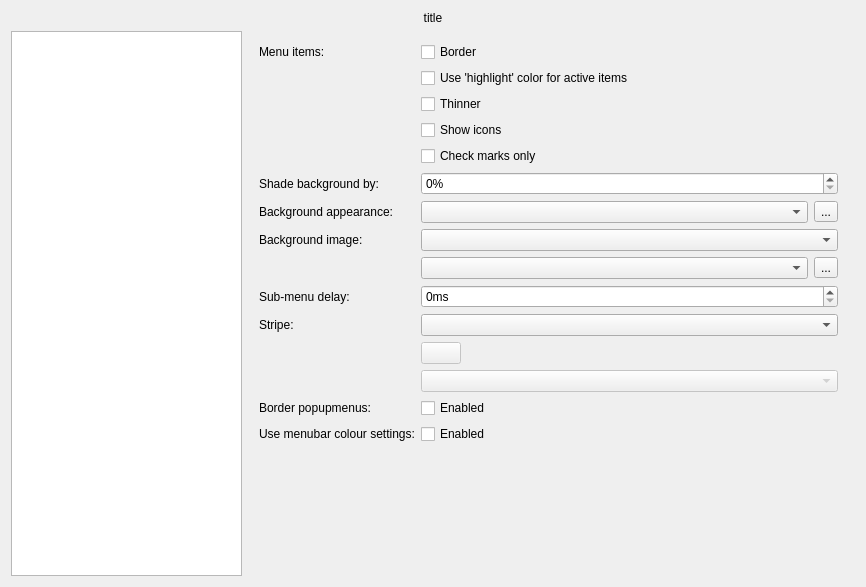
KDE/qtcurve, file qt5/config/qtcurveconfigbase.ui: the form before one commit.
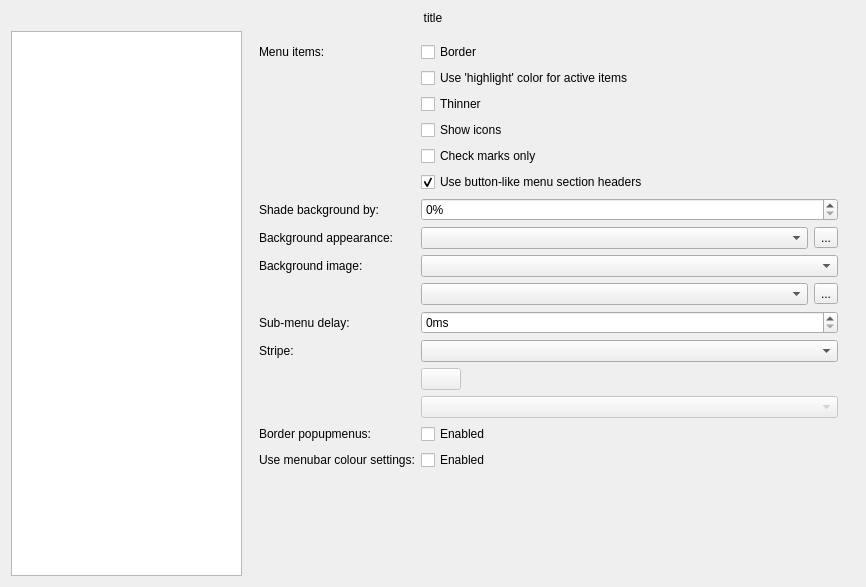
The form after the commit. The open tabs and pages were chosen to show the change. Custom widgets are drawn as their Qt base class.

Commit message:
alternative style for named menu section headers This introduces an optional new/modern look for named menu section headers to the Qt4 and Qt5 style plugins. The new design uses left- aligned text, underlined and rendered in bold, with an overlying separator that is also left-aligned. Alignment is done w.r.t. the check/icon position, and of course flips when switching to a right-to- left rendering mode.
https://phabricator.kde.org/D5286

Diff of the .ui file:
```diff
--- a/qt5/config/qtcurveconfigbase.ui
+++ b/qt5/config/qtcurveconfigbase.ui
@@ -3234,14 +3234,14 @@
          </property>
         </widget>
        </item>
-       <item row="5" column="0">
+       <item row="6" column="0">
         <widget class="QLabel" name="label_26">
          <property name="text">
           <string>Shade background by:</string>
          </property>
         </widget>
        </item>
-       <item row="5" column="1">
+       <item row="6" column="1">
         <widget class="QSpinBox" name="lighterPopupMenuBgnd">
          <property name="toolTip">
           <string>&lt;p&gt;Defines the amount by which the popup menu background will be lightened (or darkened).</string>
@@ -3251,14 +3251,14 @@
          </property>
         </widget>
        </item>
-       <item row="6" column="0">
+       <item row="7" column="0">
         <widget class="QLabel" name="label_75">
          <property name="text">
           <string>Background appearance:</string>
          </property>
         </widget>
        </item>
-       <item row="6" column="1">
+       <item row="7" column="1">
         <layout class="QHBoxLayout" name="horizontalLayout_6">
          <item>
           <widget class="QComboBox" name="menuBgndAppearance">
@@ -3276,21 +3276,21 @@
          </item>
         </layout>
        </item>
-       <item row="7" column="1">
+       <item row="8" column="1">
         <widget class="QComboBox" name="menuBgndGrad">
          <property name="toolTip">
           <string>&lt;p&gt;Defines background gradient orientation.</string>
          </property>
         </widget>
        </item>
-       <item row="7" column="0">
+       <item row="8" column="0">
         <widget class="QLabel" name="label_xx">
          <property name="text">
           <string>Background image:</string>
          </property>
         </widget>
        </item>
-       <item row="8" column="1">
+       <item row="9" column="1">
         <layout class="QHBoxLayout" name="horizontalLayout_7">
          <item>
           <widget class="QComboBox" name="menuBgndImage">
@@ -3309,14 +3309,14 @@
          </item>
         </layout>
        </item>
-       <item row="9" column="0">
+       <item row="10" column="0">
         <widget class="QLabel" name="label_45">
          <property name="text">
           <string>Sub-menu delay:</string>
          </property>
         </widget>
        </item>
-       <item row="9" column="1">
+       <item row="10" column="1">
         <widget class="QSpinBox" name="menuDelay">
          <property name="toolTip">
           <string>&lt;p&gt;Defines the delay before a sub-menu appears.</string>
@@ -3329,21 +3329,21 @@
          </property>
         </widget>
        </item>
-       <item row="10" column="0">
+       <item row="11" column="0">
         <widget class="QLabel" name="label_44">
          <property name="text">
           <string>Stripe:</string>
          </property>
         </widget>
        </item>
-       <item row="10" column="1">
+       <item row="11" column="1">
         <widget class="QComboBox" name="menuStripe">
          <property name="toolTip">
           <string>&lt;p&gt;Defines the coloration of the menu-stripe that will be drawn on the left of popup menus - but only if this option is not set to 'none'.</string>
          </property>
         </widget>
        </item>
-       <item row="11" column="1">
+       <item row="12" column="1">
         <widget class="KColorButton" name="customMenuStripeColor">
          <property name="enabled">
           <bool>false</bool>
@@ -3359,7 +3359,7 @@
          </property>
         </widget>
        </item>
-       <item row="12" column="1">
+       <item row="13" column="1">
         <widget class="QComboBox" name="menuStripeAppearance">
          <property name="enabled">
           <bool>false</bool>
@@ -3369,14 +3369,14 @@
          </property>
         </widget>
        </item>
-       <item row="13" column="0">
+       <item row="14" column="0">
         <widget class="QLabel" name="label_61">
          <property name="text">
           <string>Border popupmenus:</string>
          </property>
         </widget>
        </item>
-       <item row="13" column="1">
+       <item row="14" column="1">
         <widget class="QCheckBox" name="popupBorder">
          <property name="toolTip">
           <string>&lt;p&gt;If enabled, the whole popup menu will have a border, otherwise no border will be drawn. This option should be enabled unless you have also enabled shadows in your window manager.</string>
@@ -3386,20 +3386,33 @@
          </property>
         </widget>
        </item>
-       <item row="14" column="0">
+       <item row="15" column="0">
         <widget class="QLabel" name="label_97">
          <property name="text">
           <string>Use menubar colour settings:</string>
          </property>
         </widget>
        </item>
-       <item row="14" column="1">
+       <item row="15" column="1">
         <widget class="QCheckBox" name="shadePopupMenu">
          <property name="text">
           <string>Enabled</string>
          </property>
         </widget>
        </item>
+       <item row="5" column="1">
+        <widget class="QCheckBox" name="buttonStyleMenuSections">
+         <property name="toolTip">
+          <string>&lt;html&gt;&lt;head/&gt;&lt;body&gt;&lt;p&gt;When enabled, menu section titles look a bit like buttons.&lt;/p&gt;&lt;p&gt;When disabled, they are left-aligned under a separator line and use a bold, underlined typeface.&lt;/p&gt;&lt;/body&gt;&lt;/html&gt;</string>
+         </property>
+         <property name="text">
+          <string>Use button-like menu section headers</string>
+         </property>
+         <property name="checked">
+          <bool>true</bool>
+         </property>
+        </widget>
+       </item>
       </layout>
      </widget>
      <widget class="QWidget" name="page_22">
@@ -4486,16 +4499,16 @@
  <layoutdefault spacing="6" margin="11"/>
  <pixmapfunction>qPixmapFromMimeSource</pixmapfunction>
  <customwidgets>
-  <customwidget>
-   <class>KColorButton</class>
-   <extends>QPushButton</extends>
-   <header>kcolorbutton.h</header>
-  </customwidget>
   <customwidget>
    <class>KLineEdit</class>
    <extends>QLineEdit</extends>
    <header>klineedit.h</header>
   </customwidget>
+  <customwidget>
+   <class>KColorButton</class>
+   <extends>QPushButton</extends>
+   <header>kcolorbutton.h</header>
+  </customwidget>
  </customwidgets>
  <tabstops>
   <tabstop>stackList</tabstop>
```
The commit also changes 11 other files.
